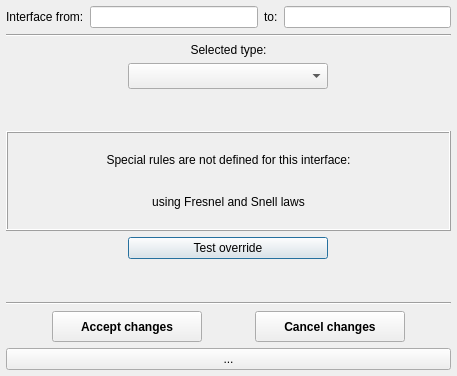
Qt form src/gui/MainWindowTools/aopticaloverridedialog.ui (andrmor/ANTS2) before a commit.
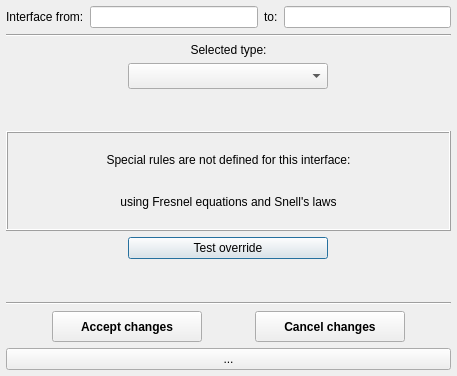
The same form after that commit.

The edit to the form file:
```diff
--- a/src/gui/MainWindowTools/aopticaloverridedialog.ui
+++ b/src/gui/MainWindowTools/aopticaloverridedialog.ui
@@ -148,7 +148,7 @@
       <item>
        <widget class="QLabel" name="label_5">
         <property name="text">
-         <string>using Fresnel and Snell laws</string>
+         <string>using Fresnel equations and Snell's laws</string>
         </property>
         <property name="alignment">
          <set>Qt::AlignCenter</set>
```
